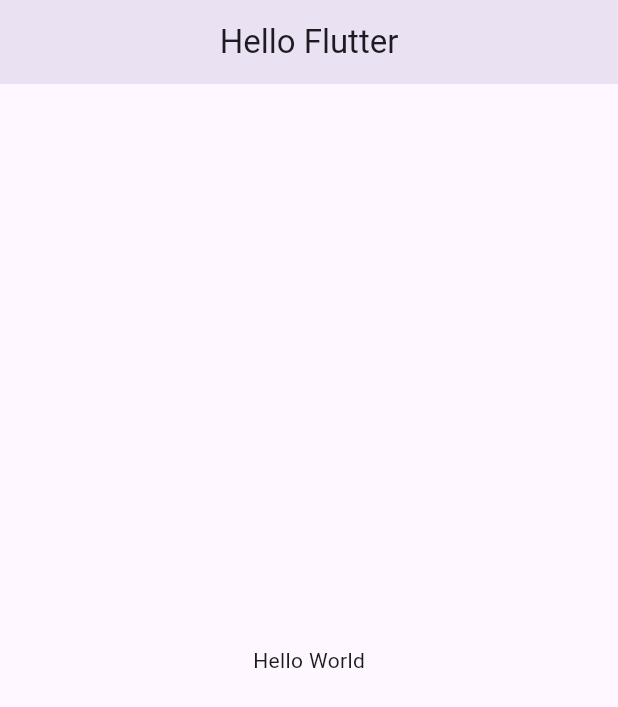
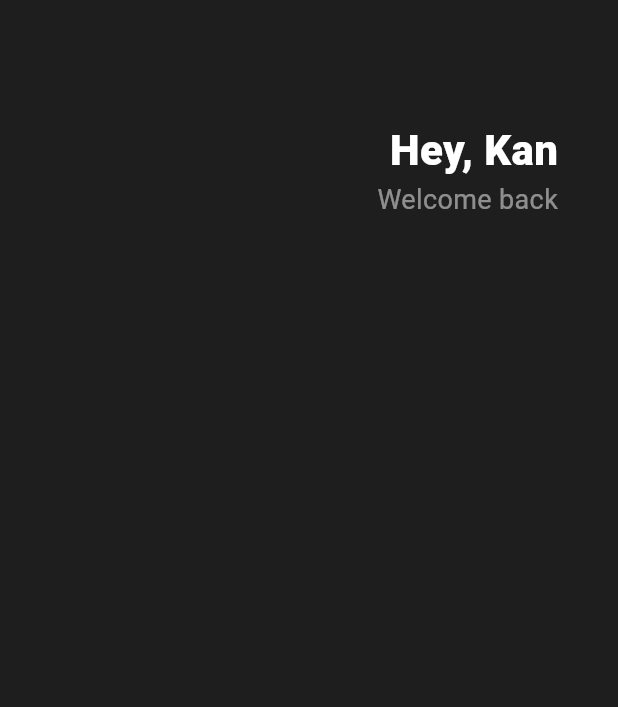
Before and after one commit to devkan/flutter-start, a Flutter app: the screen it shows after launch, on a phone screen of 412 x 824 dp. Shown: the top 707 px of the screen. Run offline on Flutter 3.47's test engine with Material 3 defaults, Android fonts, the phone set to English and light mode, and no system bars.

Commit message:
Add UI elements and styles to main.dart

```diff
--- a/app/lib/main.dart
+++ b/app/lib/main.dart
@@ -1,4 +1,5 @@
 import 'package:flutter/material.dart';
+import 'package:flutter/widgets.dart';
 
 /*
 class Player{
@@ -12,6 +13,7 @@ void main() {
   runApp(App()); // runApp은 import에서 가져온 함수
 }
 
+
 // Missing concrete implementation of 'StatelessWidget.build'.
 // StatelessWidget은 build 메소드를 구현해야 합니다.
 // build 메소드는 widget의 ui를 생성을 하는 것이다.
@@ -20,15 +22,46 @@ class App extends StatelessWidget {
   Widget build(BuildContext context) {
     return MaterialApp(
       home: Scaffold(
-        appBar: AppBar(
-          centerTitle: true, // Appbar의 텍스트 중앙정렬하냐 마냐
-          elevation: 10, // 앱바의 그림자
-          title: Text("Hello Flutter"),
+        backgroundColor: Color(0xFF1E1E1E), // colors가 아니다.
+        body: Padding(
+					padding: EdgeInsets.symmetric(horizontal: 40),
+					// .all 모두에게 적용, .only 특정 부분에만 적용, .symmetric 상하좌우에만 적용. 여백주는 것임
+					child:
+						Column(
+							children: [
+								SizedBox( // 윗 공간 띄우기
+									height: 80,
+								),
+								Row(
+									mainAxisAlignment: MainAxisAlignment.end, // Row의 자식들을 오른쪽으로 정렬
+									// Row의 MainAxis는 수평방향이고, CrossAxis는 수직방향이다.
+									//Column의 MainAxis는 수직방향이고, CrossAxis는 수평방향이다.
+
+									children: [
+										Column(
+											crossAxisAlignment: CrossAxisAlignment.end, // Column의 자식들을 오른쪽으로 정렬
+											children: [
+												Text('Hey, Kan',
+													style:TextStyle(
+														color:Colors.white,
+														fontSize: 28,
+														fontWeight: FontWeight.w800,
+														),
+													),
+												Text('Welcome back',
+													style:TextStyle(
+														color:Colors.white.withOpacity(0.5),
+														fontSize: 18,
+													),
+												),
+											],
+										),
+									],
+								),
+							],
+						),
+					),
         ),
-        body: Center(
-          child: Text("Hello World"),
-        ),
-      ),
     );
   }
 }
```
